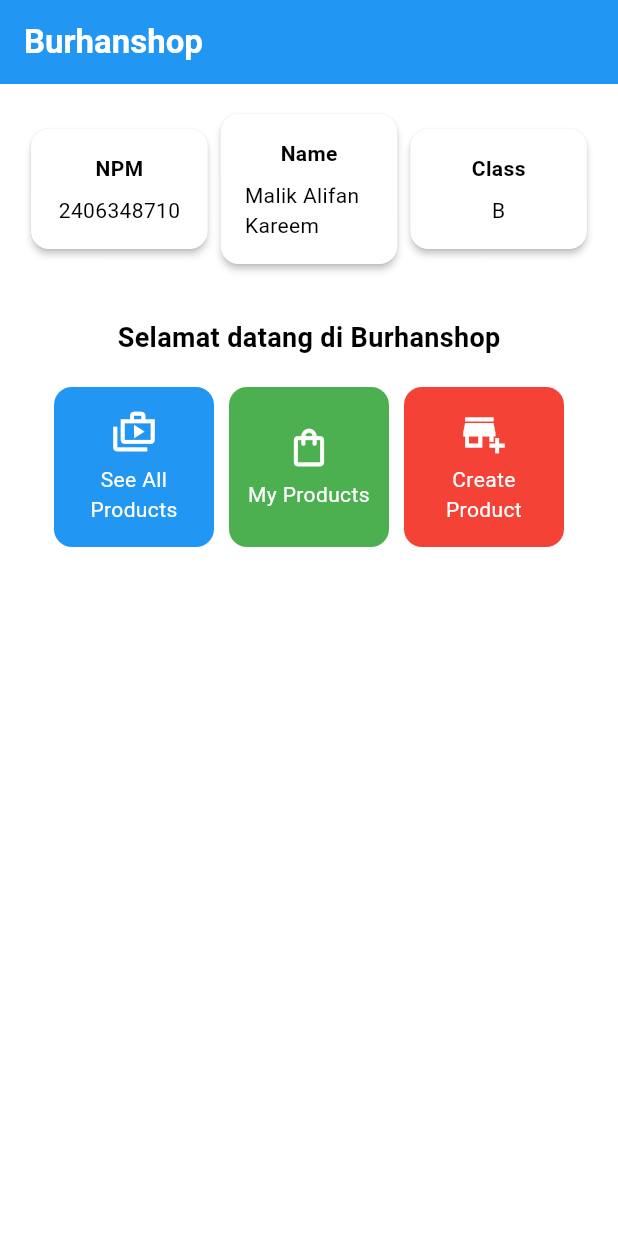
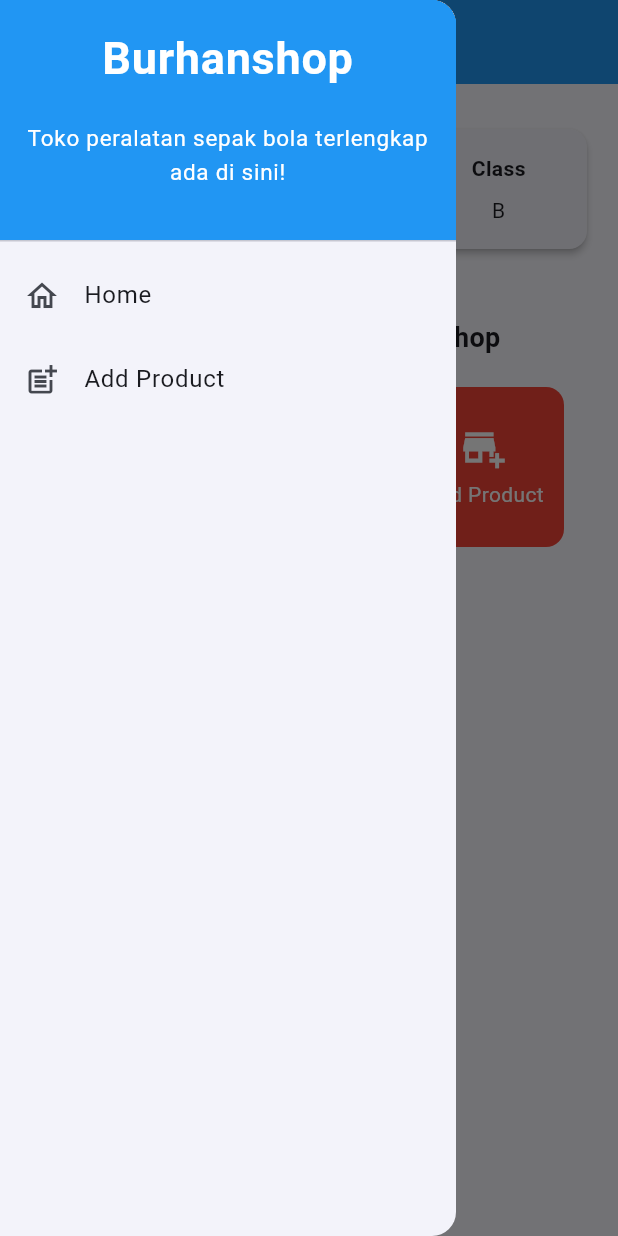
Before and after one commit to KareemMalik/burhanshop-mobile, a Flutter app: the screen it shows after launch, with the side drawer open (before the commit the screen has no drawer), on a phone screen of 412 x 824 dp. Run offline on Flutter 3.47's test engine with Material 3 defaults, Android fonts, the phone set to English and light mode, and no system bars.

Commit message:
Tugas 8: Flutter Navigation, Layouts, Forms, and Input Elements

```diff
--- a/lib/main.dart
+++ b/lib/main.dart
@@ -1,5 +1,6 @@
 import 'package:flutter/material.dart';
-import 'package:burhanshop/menu.dart';
+import 'screens/menu.dart';
+import 'screens/productlist_form.dart';
 
 void main() {
   runApp(const MyApp());
@@ -8,33 +9,22 @@ void main() {
 class MyApp extends StatelessWidget {
   const MyApp({super.key});
 
-  // This widget is the root of your application.
   @override
   Widget build(BuildContext context) {
-
     return MaterialApp(
-      title: 'Burhanshop',
+      title: 'Football Shop',
       theme: ThemeData(
-        // This is the theme of your application.
-        //
-        // TRY THIS: Try running your application with "flutter run". You'll see
-        // the application has a purple toolbar. Then, without quitting the app,
-        // try changing the seedColor in the colorScheme below to Colors.green
-        // and then invoke "hot reload" (save your changes or press the "hot
-        // reload" button in a Flutter-supported IDE, or press "r" if you used
-        // the command line to start the app).
-        //
-        // Notice that the counter didn't reset back to zero; the application
-        // state is not lost during the reload. To reset the state, use hot
-        // restart instead.
-        //
-        // This works for code too, not just values: Most code changes can be
-        // tested with just a hot reload.
-        colorScheme: ColorScheme.fromSwatch(primarySwatch: Colors.blue)
-            .copyWith(secondary: Colors.blueAccent[400]),
+        colorScheme: ColorScheme.fromSeed(
+          seedColor: const Color(0xFF0E4DA4),
+          brightness: Brightness.light,
+        ),
+        useMaterial3: true,
       ),
-      home: MyHomePage(),
+      routes: {
+        '/': (context) => MyHomePage(),
+        '/add-product': (context) => const ProductFormPage(),
+      },
+      debugShowCheckedModeBanner: false,
     );
-
   }
 }
--- a/lib/menu.dart
+++ b/lib/screens/menu.dart
@@ -1,4 +1,8 @@
 import 'package:flutter/material.dart';
+import 'package:burhanshop/widgets/left_drawer.dart';
+import 'package:burhanshop/widgets/product_card.dart';
+import 'package:burhanshop/screens/productlist_form.dart';
+
 
 class MyHomePage extends StatelessWidget {
   MyHomePage({super.key});
@@ -8,7 +12,7 @@ class MyHomePage extends StatelessWidget {
   final List<ItemHomepage> items = [
     ItemHomepage("See All Products", Icons.shop_2_outlined),
     ItemHomepage("My Products", Icons.shopping_bag_outlined),
-    ItemHomepage("Create Product", Icons.add_business_sharp),
+    ItemHomepage("Add Product", Icons.add_business_sharp),
   ];
 
   @override
@@ -26,8 +30,9 @@ class MyHomePage extends StatelessWidget {
           ),
         ),
         // Warna latar belakang AppBar diambil dari skema warna tema aplikasi.
-        backgroundColor: Theme.of(context).colorScheme.primary,
+        backgroundColor: Colors.blue,
       ),
+      drawer: LeftDrawer(),
       // Body halaman dengan padding di sekelilingnya.
       body: Padding(
         padding: const EdgeInsets.all(16.0),
@@ -91,13 +96,6 @@ class MyHomePage extends StatelessWidget {
   }
 }
 
-class ItemHomepage {
-  final String name;
-  final IconData icon;
-
-  ItemHomepage(this.name, this.icon);
-}
-
 class InfoCard extends StatelessWidget {
   // Kartu informasi yang menampilkan title dan content.
 
@@ -130,71 +128,3 @@ class InfoCard extends StatelessWidget {
     );
   }
 }
-
-class ItemCard extends StatelessWidget {
-  // Menampilkan kartu dengan ikon dan nama.
-
-  final ItemHomepage item;
-
-  const ItemCard(this.item, {super.key});
-
-  @override
-  Widget build(BuildContext context) {
-    Color backgroundColor;
-    switch (item.name) {
-      case "See All Products":
-        backgroundColor = Colors.blue;   // biru
-        break;
-      case "My Products":
-        backgroundColor = Colors.green;  // hijau
-        break;
-      case "Create Product":
-        backgroundColor = Colors.red;    // merah
-        break;
-      default:
-        backgroundColor = Theme.of(context).colorScheme.secondary;
-    }
-    return Material(
-      // Menentukan warna latar belakang dari tema aplikasi.
-      color: backgroundColor,
-      // Membuat sudut kartu melengkung.
-      borderRadius: BorderRadius.circular(12),
-
-      child: InkWell(
-        // Aksi ketika kartu ditekan.
-        onTap: () {
-          // Menampilkan pesan SnackBar saat kartu ditekan.
-          ScaffoldMessenger.of(context)
-            ..hideCurrentSnackBar()
-            ..showSnackBar(
-                SnackBar(content: Text("Kamu telah menekan tombol ${item.name}!"))
-            );
-        },
-        // Container untuk menyimpan Icon dan Text
-        child: Container(
-          padding: const EdgeInsets.all(8),
-          child: Center(
-            child: Column(
-              // Menyusun ikon dan teks di tengah kartu.
-              mainAxisAlignment: MainAxisAlignment.center,
-              children: [
-                Icon(
-                  item.icon,
-                  color: Colors.white,
-                  size: 30.0,
-                ),
-                const Padding(padding: EdgeInsets.all(3)),
-                Text(
-                  item.name,
-                  textAlign: TextAlign.center,
-                  style: const TextStyle(color: Colors.white),
-                ),
-              ],
-            ),
-          ),
-        ),
-      ),
-    );
-  }
-
-}
--- /dev/null
+++ b/lib/widgets/left_drawer.dart
@@ -0,0 +1,68 @@
+import 'package:burhanshop/screens/productlist_form.dart';
+import 'package:flutter/material.dart';
+import '../screens/menu.dart';
+
+class LeftDrawer extends StatelessWidget {
+  const LeftDrawer({super.key});
+
+  @override
+  Widget build(BuildContext context) {
+    return Drawer(
+      child: ListView(
+        children: [
+          const DrawerHeader(
+            decoration: BoxDecoration(
+              color: Colors.blue,
+            ),
+            child: Column(
+              children: [
+                Text(
+                  'Burhanshop',
+                  textAlign: TextAlign.center,
+                  style: TextStyle(
+                    fontSize: 30,
+                    fontWeight: FontWeight.bold,
+                    color: Colors.white,
+                  ),
+                ),
+                Padding(padding: EdgeInsets.all(10)),
+                Text("Toko peralatan sepak bola terlengkap ada di sini!",
+                  textAlign: TextAlign.center,
+                  style: TextStyle(
+                    fontSize: 15,
+                    fontWeight: FontWeight.normal,
+                    color: Colors.white,
+                  ),
+                ),
+              ],
+            ),
+          ),
+          ListTile(
+            leading: const Icon(Icons.home_outlined),
+            title: const Text('Home'),
+            // Bagian redirection ke MyHomePage
+            onTap: () {
+              Navigator.pushReplacement(
+                  context,
+                  MaterialPageRoute(
+                    builder: (context) => MyHomePage(),
+                  ));
+            },
+          ),
+          ListTile(
+            leading: const Icon(Icons.post_add),
+            title: const Text('Add Product'),
+            onTap: () {
+              Navigator.pushReplacement(
+                  context,
+                  MaterialPageRoute(
+                    builder: (context) => ProductFormPage(),
+                  ));
+            },
+
+          ),
+        ],
+      ),
+    );
+  }
+}
--- /dev/null
+++ b/lib/widgets/product_card.dart
@@ -0,0 +1,79 @@
+import 'package:flutter/material.dart';
+import '../screens/productlist_form.dart';
+
+class ItemHomepage {
+  final String name;
+  final IconData icon;
+
+  ItemHomepage(this.name, this.icon);
+}
+
+class ItemCard extends StatelessWidget {
+  // Menampilkan kartu dengan ikon dan nama.
+
+  final ItemHomepage item;
+
+  const ItemCard(this.item, {super.key});
+
+  @override
+  Widget build(BuildContext context) {
+    Color backgroundColor;
+    switch (item.name) {
+      case "See All Products":
+        backgroundColor = Colors.blue;   // biru
+        break;
+      case "My Products":
+        backgroundColor = Colors.green;  // hijau
+        break;
+      case "Add Product":
+        backgroundColor = Colors.red;    // merah
+        break;
+      default:
+        backgroundColor = Theme.of(context).colorScheme.secondary;
+    }
+    return Material(
+      // Menentukan warna latar belakang dari tema aplikasi.
+      color: backgroundColor,
+      // Membuat sudut kartu melengkung.
+      borderRadius: BorderRadius.circular(12),
+
+      child: InkWell(
+        // Aksi ketika kartu ditekan.
+        onTap: () {
+          // Menampilkan pesan SnackBar saat kartu ditekan.
+          ScaffoldMessenger.of(context)
+            ..hideCurrentSnackBar()
+            ..showSnackBar(
+                SnackBar(content: Text("Kamu telah menekan tombol ${item.name}!"))
+            );
+          if (item.name == "Add Product") {
+            Navigator.push(context,
+                MaterialPageRoute(builder: (context) => const ProductFormPage()));
+          }
+        },
+        // Container untuk menyimpan Icon dan Text
+        child: Container(
+          padding: const EdgeInsets.all(8),
+          child: Center(
+            child: Column(
+              // Menyusun ikon dan teks di tengah kartu.
+              mainAxisAlignment: MainAxisAlignment.center,
+              children: [
+                Icon(
+                  item.icon,
+                  color: Colors.white,
+                  size: 30.0,
+                ),
+                const Padding(padding: EdgeInsets.all(3)),
+                Text(
+                  item.name,
+                  textAlign: TextAlign.center,
+                  style: const TextStyle(color: Colors.white),
+                ),
+              ],
+            ),
+          ),
+        ),
+      ),
+    );
+  }}
```
Also changed, not shown: lib/screens/productlist_form.dart (added, +315 -0 lines), 1 other file.
